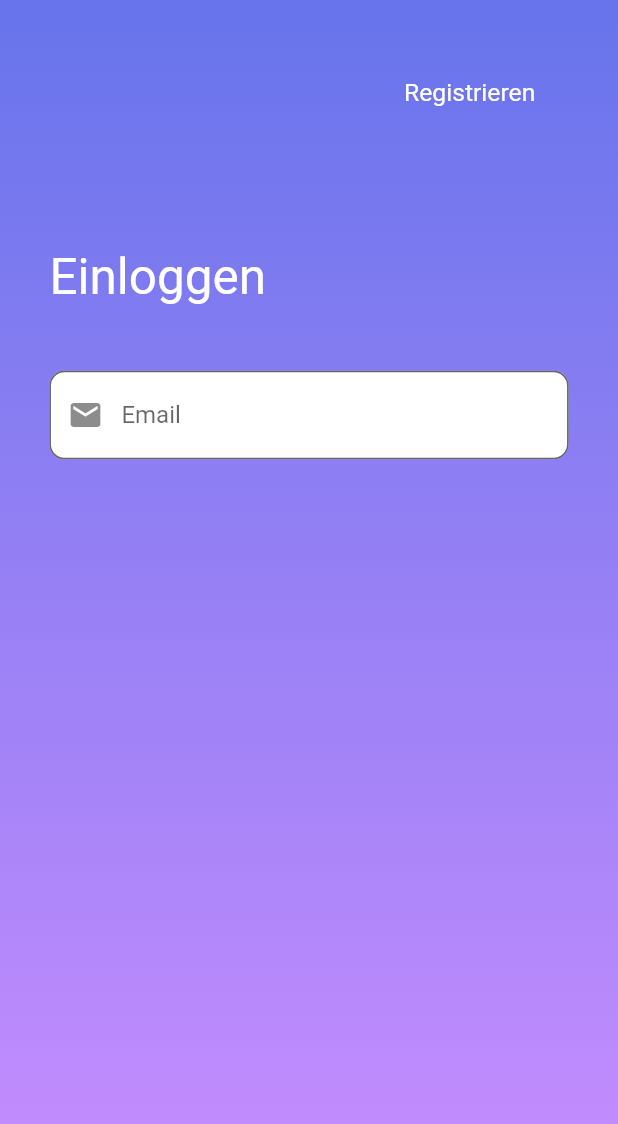
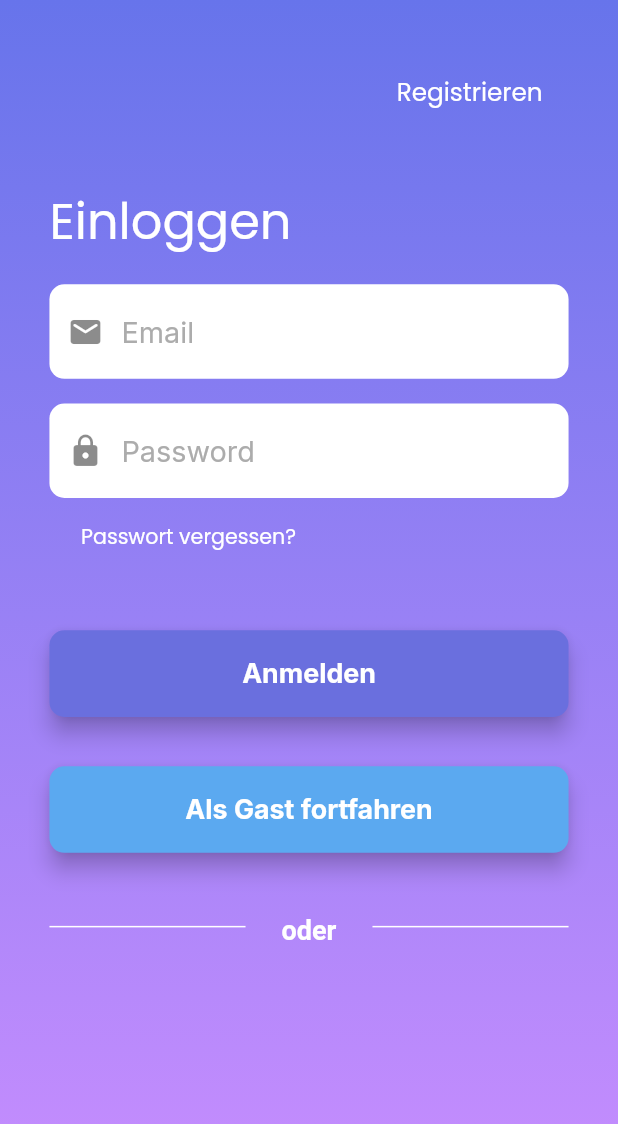
Before and after one commit to Jxxxxn04/listdo, a Flutter app: the screen it shows after launch, on a phone screen of 412 x 824 dp. Shown: the top 1124 px of the screen. Run offline on Flutter 3.47's test engine with Material 2 defaults, Android fonts, the phone set to English and light mode, and no system bars; our stand-ins replace google_fonts, sizer.

Commit message:
login_page.dart fast fertig

```diff
--- a/lib/login_page/screens/login_page.dart
+++ b/lib/login_page/screens/login_page.dart
@@ -1,12 +1,28 @@
 import 'package:flutter/material.dart';
+import 'package:google_fonts/google_fonts.dart';
 import 'package:sizer/sizer.dart';
 import 'package:listdo/constants.dart';
 
-class LoginPage extends StatelessWidget {
+class LoginPage extends StatefulWidget {
   LoginPage({Key? key}) : super(key: key);
 
+  @override
+  State<LoginPage> createState() => _LoginPageState();
+}
+
+class _LoginPageState extends State<LoginPage> {
   final Constants constants = Constants();
+
   final _formKey = GlobalKey<FormState>();
+  final _passwordTEC = TextEditingController();
+  final _emailTEC = TextEditingController();
+
+  @override
+  void dispose() {
+    _passwordTEC.dispose();
+    _emailTEC.dispose();
+    super.dispose();
+  }
 
   @override
   Widget build(BuildContext context) {
@@ -27,9 +43,17 @@ class LoginPage extends StatelessWidget {
           padding: EdgeInsets.symmetric(horizontal: 8.w),
           child: Column(
             children: [
-              _registerButtonWidget(),
+              _registerButtonWidget("Registrieren"),
               _loginTextWidget("Einloggen"),
               _formWidget(),
+              _forgotPasswordTextButtonWidget("Passwort vergessen?"),
+              SizedBox(height: 5.h,),
+              _loginButtonWidget("Anmelden"),
+              SizedBox(height: 8.w,),
+              _guestButtonWidget("Als Gast fortfahren"),
+              SizedBox(height: 5.h,),
+              _lineWithWord("oder"),
+              SizedBox(height: 5.h,),
             ],
           ),
         ),
@@ -37,15 +61,15 @@ class LoginPage extends StatelessWidget {
     );
   }
 
-  Widget _registerButtonWidget() {
+  Widget _registerButtonWidget(String text) {
     return SizedBox(
-      height: 20.h,
+      height: 15.h,
       width: 100.w,
       child: Row(
         children: [
           const Spacer(),
           Padding(
-            padding: EdgeInsets.only(bottom: 10.w),
+            padding: EdgeInsets.only(),
             child: Align(
               alignment: Alignment.centerRight,
               child: SizedBox(
@@ -59,12 +83,14 @@ class LoginPage extends StatelessWidget {
                     onTap: () {}, // TODO : Go to RegisterPage()
                     child: Center(
                       child: Text(
-                        "Registrieren",
+                        text,
                         textAlign: TextAlign.center,
-                        style: TextStyle(
+                        style: GoogleFonts.poppins(
+                          textStyle: TextStyle(
                               color: Colors.white,
                               fontSize: 12.sp
                           ),
+                        )
                       ),
                     ),
                   ),
@@ -77,48 +103,99 @@ class LoginPage extends StatelessWidget {
     );
   }
 
+  Widget _forgotPasswordTextButtonWidget(String text) {
+    return SizedBox(
+      height: 5.h,
+      width: 100.w,
+      child: Row(
+        children: [
+          Align(
+            alignment: Alignment.topLeft,
+            child: SizedBox(
+              height: 5.h,
+              width: 45.w,
+              child: Material(
+                color: Colors.transparent,
+                borderRadius: BorderRadius.circular(15),
+                child: InkWell(
+                  borderRadius: BorderRadius.circular(15),
+                  onTap: () {}, // TODO : Go to ForgotPasswordPage()
+                  child: Center(
+                    child: Text(
+                        text,
+                        textAlign: TextAlign.center,
+                        style: GoogleFonts.poppins(
+                          textStyle: TextStyle(
+                              color: Colors.white,
+                              fontSize: 10.sp
+                          ),
+                        )
+                    ),
+                  ),
+                ),
+              ),
+            ),
+          ),
+          const Spacer(),
+        ],
+      ),
+    );
+  }
+
   Widget _loginTextWidget(String text) {
     return SizedBox(
-      height: 10.h,
+      height: 8.h,
       width: 100.w,
       child: Text(
         text,
-        style: TextStyle(
+        style: GoogleFonts.poppins(
+          textStyle: TextStyle(
               color: Colors.white,
               fontSize: 24.sp
           ),
+        )
       ),
     );
   }
 
   Widget _formWidget() {
     return SizedBox(
-      height: 30.h,
+      height: 18.h,
       width: 100.w,
       child: Form(
         key: _formKey,
         child: Column(
           children: [
-            _emailFormInputFieldWidget(),
+            _emailFormInputFieldWidget("Email"),
+            SizedBox(height: 4.w,),
+            _passwordFormInputFieldWidget("Password"),
           ],
         ),
       ),
     );
   }
 
-  Widget _emailFormInputFieldWidget() {
+  Widget _emailFormInputFieldWidget(String hintText) {
     return TextFormField(
+      controller: _passwordTEC,
       decoration: InputDecoration(
-        prefixIcon: Icon(Icons.email),
-        hintText: "Email",
+        prefixIcon: const Icon(Icons.email_rounded),
+        hintText: hintText,
+        hintStyle: GoogleFonts.inter(
+          textStyle: TextStyle(
+              color: const Color(0xFFACACAC),
+              fontSize: 14.sp
+          ),
+        ),
         filled: true,
         fillColor: Colors.white,
         border: OutlineInputBorder(
-          borderRadius: BorderRadius.circular(10)
+          borderRadius: BorderRadius.circular(10),
+          borderSide: BorderSide.none,
         ),
         focusedBorder: OutlineInputBorder(
           borderRadius: BorderRadius.circular(10),
-          borderSide: BorderSide(
+          borderSide: const BorderSide(
             color: Colors.grey,
             width: 2
           )
@@ -134,4 +211,132 @@ class LoginPage extends StatelessWidget {
     );
   }
 
+  Widget _passwordFormInputFieldWidget(String hintText) {
+    return TextFormField(
+      controller: _emailTEC,
+      decoration: InputDecoration(
+          prefixIcon: const Icon(Icons.lock),
+          hintText: hintText,
+          hintStyle: GoogleFonts.inter(
+            textStyle: TextStyle(
+                color: const Color(0xFFACACAC),
+                fontSize: 14.sp
+            ),
+          ),
+          filled: true,
+          fillColor: Colors.white,
+          border: OutlineInputBorder(
+            borderRadius: BorderRadius.circular(10),
+            borderSide: BorderSide.none,
+          ),
+          focusedBorder: OutlineInputBorder(
+              borderRadius: BorderRadius.circular(10),
+              borderSide: const BorderSide(
+                  color: Colors.grey,
+                  width: 2
+              )
+          )
+      ),
+      // The validator receives the text that the user has entered.
+      validator: (value) {
+        if (value == null || value.isEmpty) {
+          return 'Please enter some text';
         }
+        return null;
+      },
+    );
+  }
+
+  Widget _loginButtonWidget(String text) {
+    return Container(
+      height: 7.h,
+      width: 100.w,
+      decoration: BoxDecoration(
+        borderRadius: BorderRadius.circular(10),
+      ),
+      child: Material(
+        borderRadius: BorderRadius.circular(10),
+        color: const Color(0xFF6A6FDE),
+        elevation: 6,
+        child: InkWell(
+          borderRadius: BorderRadius.circular(10),
+          onTap: () {},  // TODO : Login
+          child: Center(
+            child: Text(
+              text,
+              style: GoogleFonts.inter(
+                textStyle: TextStyle(
+                  color: Colors.white,
+                  fontSize: 13.sp,
+                  fontWeight: FontWeight.bold
+                )
+              )
+            ),
+          ),
+        ),
+      ),
+    );
+  }
+
+  Widget _guestButtonWidget(String text) {
+    return Container(
+      height: 7.h,
+      width: 100.w,
+      decoration: BoxDecoration(
+        borderRadius: BorderRadius.circular(10),
+      ),
+      child: Material(
+        borderRadius: BorderRadius.circular(10),
+        color: const Color(0xFF5BA9F0),
+        elevation: 6,
+        child: InkWell(
+          borderRadius: BorderRadius.circular(10),
+          onTap: () {},  // TODO : Login
+          child: Center(
+            child: Text(
+                text,
+                style: GoogleFonts.inter(
+                    textStyle: TextStyle(
+                        color: Colors.white,
+                        fontSize: 13.sp,
+                        fontWeight: FontWeight.bold
+                    )
+                )
+            ),
+          ),
+        ),
+      ),
+    );
+  }
+
+  Widget _lineWithWord (String word) {
+    return SizedBox(
+      height: 50,
+      child: Row(
+        mainAxisAlignment: MainAxisAlignment.center,
+        crossAxisAlignment: CrossAxisAlignment.start,
+        children: [
+          const Expanded(
+            child: Divider(
+              thickness: 1.0,
+              endIndent: 24.0,
+              color: Colors.white,
+            ),
+          ),
+          Text(
+            word,
+            style: const TextStyle(fontSize: 18, fontWeight: FontWeight.bold, color: Colors.white),
+          ),
+          const Expanded(
+            child: Divider(
+              thickness: 1.0,
+              indent: 24.0,
+              color: Colors.white,
+            ),
+          ),
+        ],
+      ),
+    );
+  }
+
+}
```
Also changed, not shown: 32 other files. Lines whose indentation alone changed are shown as unchanged.
